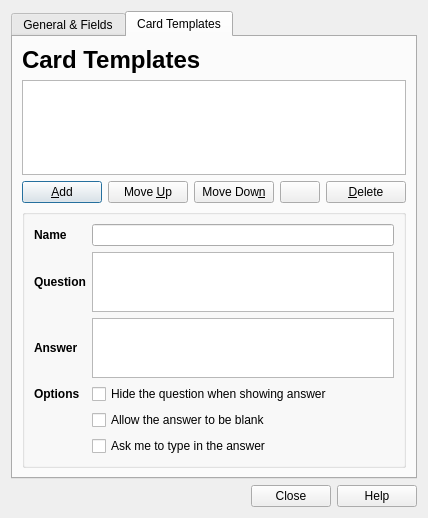
ankitects/anki, file designer/modelproperties.ui: the form before one commit.
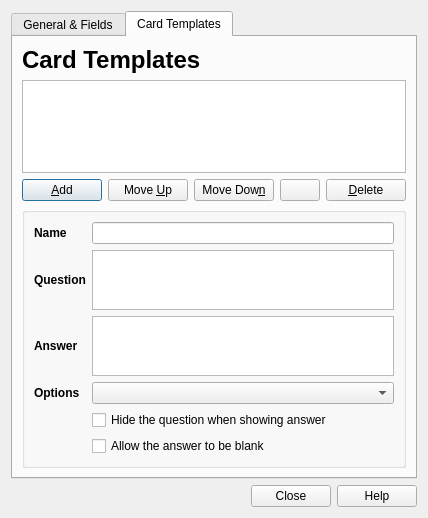
The form after the commit. The open tabs and pages were chosen to show the change.

Commit message: type in the answer limits to a single field now

The edit to the form file:
```diff
--- a/designer/modelproperties.ui
+++ b/designer/modelproperties.ui
@@ -387,13 +387,6 @@
               </property>
              </widget>
             </item>
-            <item row="3" column="1" >
-             <widget class="QCheckBox" name="questionInAnswer" >
-              <property name="text" >
-               <string>Hide the question when showing answer</string>
-              </property>
-             </widget>
-            </item>
             <item row="2" column="1" >
              <widget class="QTextEdit" name="cardAnswer" >
               <property name="sizePolicy" >
@@ -457,13 +450,6 @@
               </property>
              </widget>
             </item>
-            <item row="4" column="1" >
-             <widget class="QCheckBox" name="allowEmptyAnswer" >
-              <property name="text" >
-               <string>Allow the answer to be blank</string>
-              </property>
-             </widget>
-            </item>
             <item row="0" column="0" >
              <widget class="QLabel" name="label_12" >
               <property name="text" >
@@ -490,10 +476,20 @@
               </property>
              </widget>
             </item>
+            <item row="3" column="1" >
+             <widget class="QComboBox" name="typeAnswer" />
+            </item>
+            <item row="4" column="1" >
+             <widget class="QCheckBox" name="questionInAnswer" >
+              <property name="text" >
+               <string>Hide the question when showing answer</string>
+              </property>
+             </widget>
+            </item>
             <item row="5" column="1" >
-             <widget class="QCheckBox" name="typeAnswer" >
+             <widget class="QCheckBox" name="allowEmptyAnswer" >
               <property name="text" >
-               <string>Ask me to type in the answer</string>
+               <string>Allow the answer to be blank</string>
               </property>
              </widget>
             </item>
```
Left out of the diff: 11 changed lines with no effect on the pictures. The commit also changes 2 other files.
